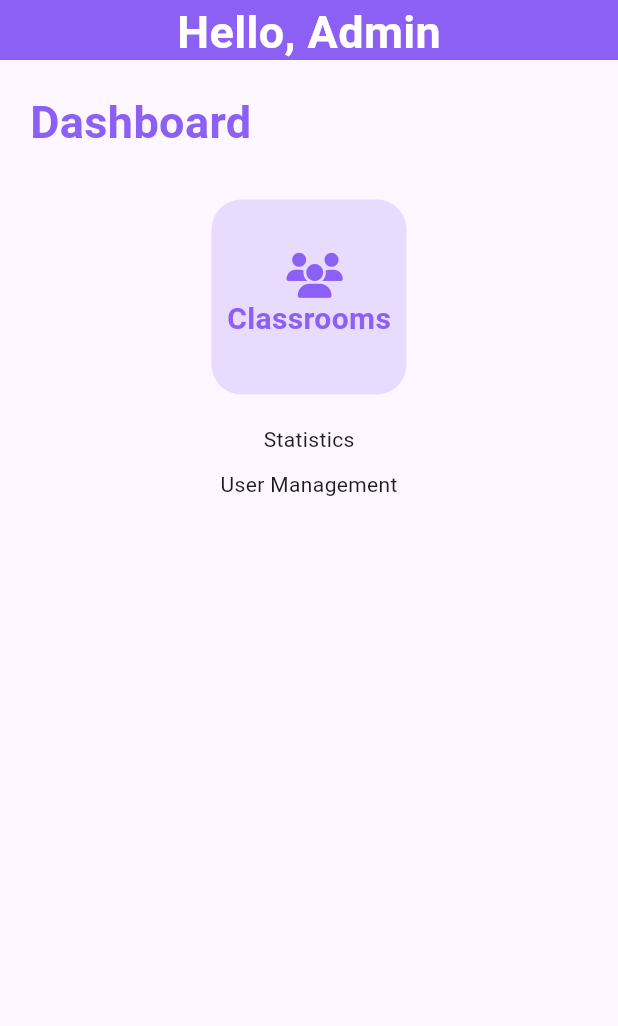
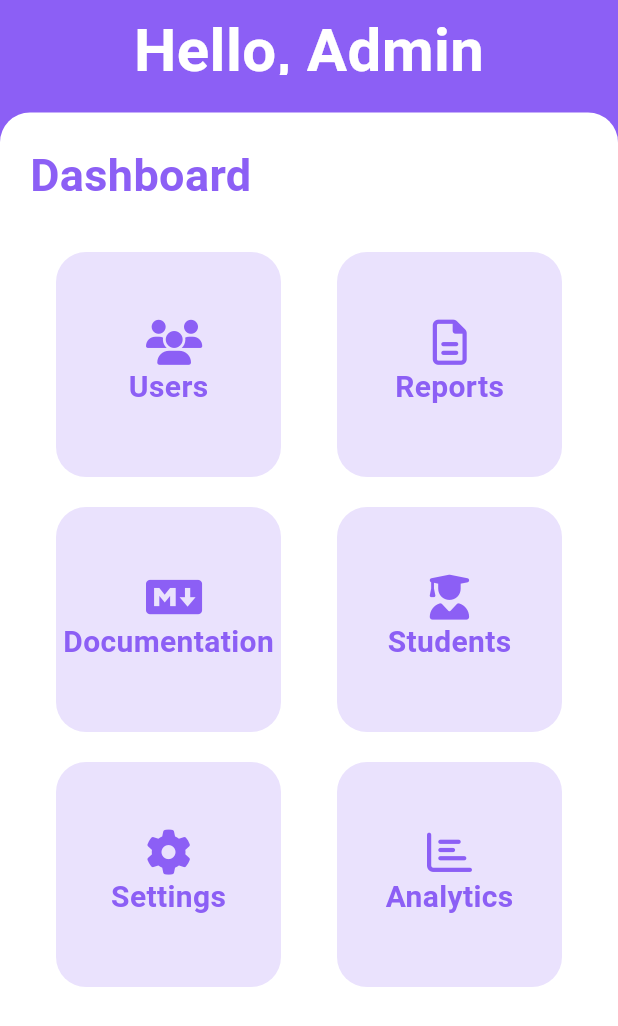
Before and after one commit to Sye0x/Demo-Virtual-Pre-School, a Flutter app: the screen it shows after launch, on a phone screen of 412 x 824 dp. Shown: the top 1026 px of the screen. Run offline on Flutter 3.47's test engine with Material 3 defaults, Android fonts, the light colour scheme and no system bars; our stand-ins replace font_awesome_flutter.

Commit message:
Adding Options Container Added

```diff
--- a/lib/admin/admindashboardscreen/admindashboardscreen.dart
+++ b/lib/admin/admindashboardscreen/admindashboardscreen.dart
@@ -1,4 +1,5 @@
 import 'package:demo_vps/customwidgets/dashboardheader.dart';
+import 'package:demo_vps/customwidgets/dashboardoptionscontainer.dart';
 import 'package:font_awesome_flutter/font_awesome_flutter.dart';
 import 'package:flutter/material.dart';
 
@@ -13,18 +14,39 @@ class AdminDashboardScreenState extends State<AdminDashboardScreen> {
   @override
   Widget build(BuildContext context) {
     return Scaffold(
-      body: Center(
+      backgroundColor: const Color(0xFF8C5FF5),
+      body: SafeArea(
         child: Column(
           children: [
             DashboardHeader(input: "Admin"),
             const SizedBox(height: 20),
-            Column(
+            OptionsContainer(),
+          ],
+        ),
+      ),
+    );
+  }
+}
+
+class OptionsContainer extends StatelessWidget {
+  const OptionsContainer({super.key});
+
+  @override
+  Widget build(BuildContext context) {
+    return Expanded(
+      child: Container(
+        decoration: const BoxDecoration(
+          color: Colors.white,
+          borderRadius: BorderRadius.only(
+            topLeft: Radius.circular(20),
+            topRight: Radius.circular(20),
+          ),
+        ),
+        child: Column(
+          crossAxisAlignment: CrossAxisAlignment.start,
           children: [
-                SizedBox(
-                  width: double.infinity,
-
-                  child: const Padding(
-                    padding: EdgeInsets.only(left: 20, bottom: 10),
+            const Padding(
+              padding: EdgeInsets.only(left: 20, top: 20, bottom: 10),
               child: Text(
                 "Dashboard",
                 style: TextStyle(
@@ -34,44 +56,48 @@ class AdminDashboardScreenState extends State<AdminDashboardScreen> {
                 ),
               ),
             ),
+            const SizedBox(height: 20),
+            Row(
+              mainAxisAlignment: MainAxisAlignment.spaceEvenly,
+              children: const [
+                DashboardOptionsContainer(
+                  icon: FontAwesomeIcons.users,
+                  label: "Users",
                 ),
-                SizedBox(height: 20),
-
-                Container(
-                  width: 130,
-                  height: 130,
-                  decoration: BoxDecoration(
-                    color: const Color.fromARGB(47, 140, 95, 245),
-                    borderRadius: BorderRadius.circular(20),
-                  ),
-                  child: Center(
-                    child: Column(
-                      mainAxisAlignment: MainAxisAlignment.center,
-                      children: [
-                        Icon(
-                          FontAwesomeIcons.users,
-                          color: const Color(0xFF8C5FF5),
-                          size: 30,
-                        ),
-                        Text(
-                          "Classrooms",
-                          style: TextStyle(
-                            color: Color(0xFF8C5FF5),
-                            fontSize: 20,
-                            fontWeight: FontWeight.bold,
-                          ),
+                DashboardOptionsContainer(
+                  icon: FontAwesomeIcons.fileAlt,
+                  label: "Reports",
                 ),
               ],
             ),
+            const SizedBox(height: 20),
+            Row(
+              mainAxisAlignment: MainAxisAlignment.spaceEvenly,
+              children: const [
+                DashboardOptionsContainer(
+                  icon: FontAwesomeIcons.markdown,
+                  label: "Documentation",
                 ),
+                DashboardOptionsContainer(
+                  icon: FontAwesomeIcons.userGraduate,
+                  label: "Students",
                 ),
-                const SizedBox(height: 20),
-                const Text("Statistics"),
-                const SizedBox(height: 10),
-                const Text("User Management"),
               ],
             ),
             const SizedBox(height: 20),
+            Row(
+              mainAxisAlignment: MainAxisAlignment.spaceEvenly,
+              children: const [
+                DashboardOptionsContainer(
+                  icon: FontAwesomeIcons.cog,
+                  label: "Settings",
+                ),
+                DashboardOptionsContainer(
+                  icon: FontAwesomeIcons.chartBar,
+                  label: "Analytics",
+                ),
+              ],
+            ),
           ],
         ),
       ),
--- a/lib/customwidgets/dashboardheader.dart
+++ b/lib/customwidgets/dashboardheader.dart
@@ -9,15 +9,18 @@ class DashboardHeader extends StatelessWidget {
   Widget build(BuildContext context) {
     return Container(
       width: double.infinity,
-      height: 40,
+      height: 55,
       decoration: BoxDecoration(color: const Color(0xFF8C5FF5)),
       child: Center(
-        child: Text(
-          "Hello, $input",
-          style: const TextStyle(
-            fontSize: 30,
-            fontWeight: FontWeight.bold,
-            color: Colors.white,
+        child: Padding(
+          padding: const EdgeInsets.only(top: 5, bottom: 5),
+          child: Text(
+            "Hello, $input",
+            style: const TextStyle(
+              fontSize: 40,
+              fontWeight: FontWeight.bold,
+              color: Colors.white,
+            ),
           ),
         ),
       ),
--- a/lib/customwidgets/dashboardoptionscontainer.dart
+++ b/lib/customwidgets/dashboardoptionscontainer.dart
@@ -1,13 +1,21 @@
 import 'package:flutter/material.dart';
+import 'package:font_awesome_flutter/font_awesome_flutter.dart';
 
 class DashboardOptionsContainer extends StatelessWidget {
-  const DashboardOptionsContainer({super.key});
+  const DashboardOptionsContainer({
+    required this.icon,
+    required this.label,
+    super.key,
+  });
+
+  final IconData icon;
+  final String label;
 
   @override
   Widget build(BuildContext context) {
     return Container(
-      width: 130,
-      height: 130,
+      width: 150,
+      height: 150,
       decoration: BoxDecoration(
         color: const Color.fromARGB(47, 140, 95, 245),
         borderRadius: BorderRadius.circular(20),
@@ -16,13 +24,9 @@ class DashboardOptionsContainer extends StatelessWidget {
         child: Column(
           mainAxisAlignment: MainAxisAlignment.center,
           children: [
-            Icon(
-              FontAwesomeIcons.users,
-              color: const Color(0xFF8C5FF5),
-              size: 30,
-            ),
+            Icon(icon, color: const Color(0xFF8C5FF5), size: 30),
             Text(
-              "Classrooms",
+              label,
               style: TextStyle(
                 color: Color(0xFF8C5FF5),
                 fontSize: 20,
```
Lines whose indentation alone changed are shown as unchanged.
